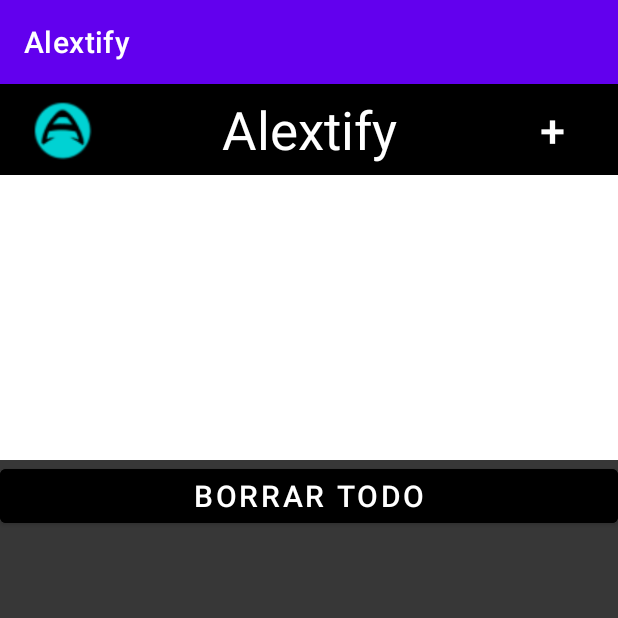
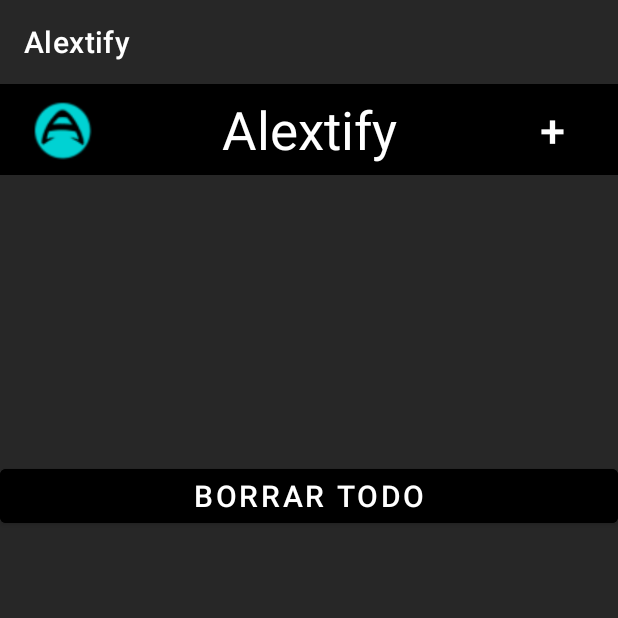
Before and after one commit to Reyes-gh/Ejer12Dual, an Android app: the screen it shows after launch (MainActivity), on a phone screen of 412 x 824 dp, the top half of it. Run offline under Robolectric (Android 15) with nearby library versions, the phone set to English and light mode, and no system bars.

Commit message:
updateado arreglo tema oscuro + ajustado animaciones botones + cambio de color botones

```diff
--- a/app/src/main/res/layout/activity_main.xml
+++ b/app/src/main/res/layout/activity_main.xml
@@ -41,6 +41,7 @@
             android:text="@string/mas"
             android:backgroundTint="@color/black"
             android:textSize="30sp"
+            android:textColor="@color/white"
             android:layout_gravity="end"
             android:onClick="newSong">
         </Button>
@@ -50,9 +51,9 @@
         android:id="@+id/songList"
         android:layout_width="match_parent"
         android:layout_height="190sp"
-        android:background="#FFFFFF"
-        android:backgroundTint="#FFFFFF"
-        android:foregroundTint="#FFFFFF">
+        android:background="@color/greyish"
+        android:divider="@color/darkWhite"
+        android:dividerHeight="2px">
 
     </ListView>
 
@@ -61,6 +62,7 @@
         android:layout_height="wrap_content"
         android:layout_gravity="center"
         android:backgroundTint="@color/black"
+        android:textColor="@color/white"
         android:onClick="borrarSongs"
         android:text="Borrar Todo"
         android:textSize="20sp">
@@ -128,6 +130,7 @@
             android:layout_height="5dp"
             android:layout_gravity="center_horizontal"
             android:layout_weight="0.2"
+            android:progressBackgroundTint="@color/white"
             android:gravity="center">
 
         </SeekBar>
--- a/app/src/main/res/values-night/themes.xml
+++ b/app/src/main/res/values-night/themes.xml
@@ -4,6 +4,7 @@
         <!-- Primary brand color. -->
         <item name="colorPrimary">@color/purple_200</item>
         <item name="colorPrimaryVariant">@color/purple_700</item>
+        <item name="android:forceDarkAllowed" tools:targetApi="q">true</item>
         <item name="colorOnPrimary">@color/black</item>
         <!-- Secondary brand color. -->
         <item name="colorSecondary">@color/teal_200</item>
--- a/app/src/main/res/values/colors.xml
+++ b/app/src/main/res/values/colors.xml
@@ -8,5 +8,6 @@
     <color name="black">#FF000000</color>
     <color name="white">#FFFFFFFF</color>
     <color name="blueish">#6699ff</color>
-    <color name="greyish">#373737</color>
+    <color name="greyish">#272727</color>
+    <color name="darkWhite">#919191</color>
 </resources>
--- a/app/src/main/res/values/themes.xml
+++ b/app/src/main/res/values/themes.xml
@@ -2,12 +2,15 @@
     <!-- Base application theme. -->
     <style name="Theme.Ejer12Dual" parent="Theme.MaterialComponents.DayNight.DarkActionBar">
         <!-- Primary brand color. -->
-        <item name="colorPrimary">@color/purple_500</item>
+        <item name="colorPrimary">@color/greyish</item>
+        <item name="android:textColor">@color/white</item>
+        <item name="alertDialogTheme">@style/ThemeOverlay.AppCompat.Dark</item>
+        <item name="android:forceDarkAllowed" tools:targetApi="q">true</item>
         <item name="colorPrimaryVariant">@color/purple_700</item>
-        <item name="colorOnPrimary">@color/white</item>
+        <item name="colorOnPrimary">@color/black</item>
         <!-- Secondary brand color. -->
         <item name="colorSecondary">@color/teal_200</item>
-        <item name="colorSecondaryVariant">@color/teal_700</item>
+        <item name="colorSecondaryVariant">@color/teal_200</item>
         <item name="colorOnSecondary">@color/black</item>
         <!-- Status bar color. -->
         <item name="android:statusBarColor">?attr/colorPrimaryVariant</item>
```
Also changed, not shown: app/src/main/java/com/example/ejer12dual/MainActivity.java (+20 -13 lines), app/src/main/res/drawable/loopnotpressed.png, app/src/main/res/drawable/looppressed.png, app/src/main/res/drawable/newpause.png, app/src/main/res/drawable/newplay.png, app/src/main/res/drawable/stopnotpressed.png, app/src/main/res/drawable/stoppressed.png.
